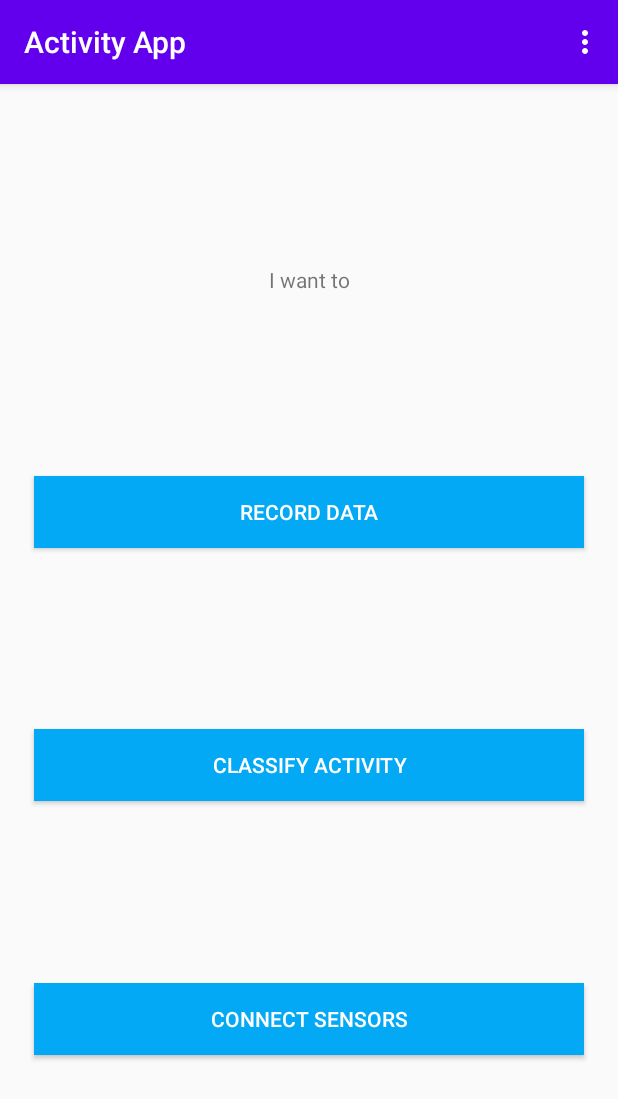
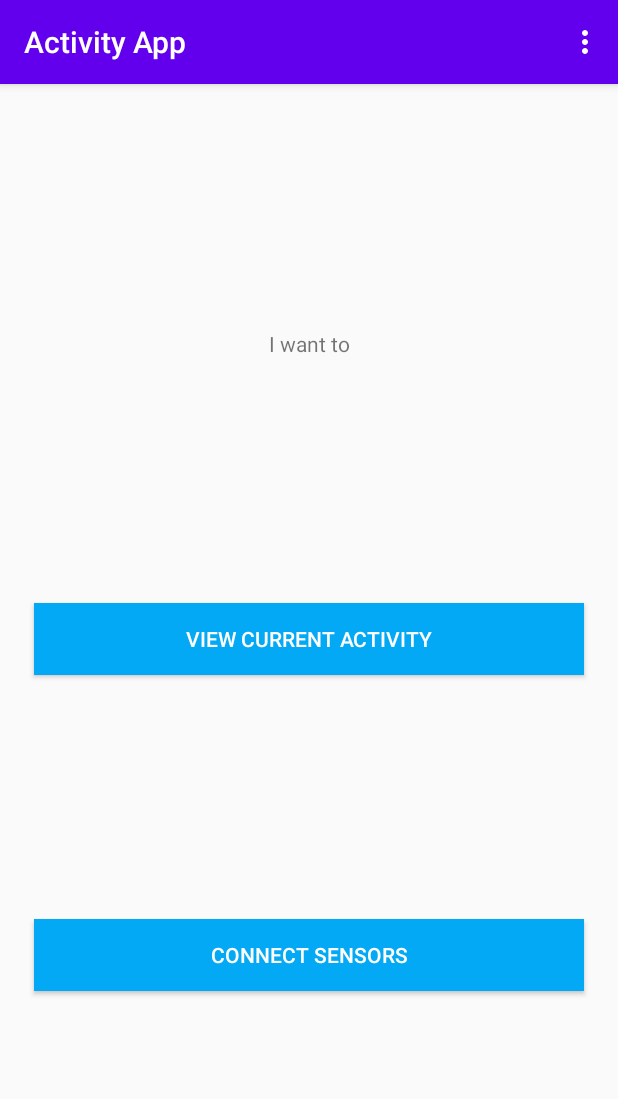
Before and after one commit to sean-comerford/ActivityApp, an Android app: the MainActivity screen opened directly, with no data from a screen before it, on a phone screen of 412 x 824 dp. Shown: the top 1099 px of the screen. Run offline under Robolectric (Android 15) with nearby library versions, the phone set to English and light mode, and no system bars.

Commit message:
Modifications to MainActivity and home screen

```diff
--- a/app/src/main/java/com/example/activityapp/MainActivity.kt
+++ b/app/src/main/java/com/example/activityapp/MainActivity.kt
@@ -29,7 +29,6 @@ class MainActivity : AppCompatActivity() {
     // buttons and textviews
     lateinit var liveProcessingButton: Button
     lateinit var pairingButton: Button
-    lateinit var recordButton: Button
 
     // permissions
     lateinit var permissionAlertDialog: AlertDialog.Builder
@@ -63,9 +62,8 @@ class MainActivity : AppCompatActivity() {
             startActivity(introIntent)
         }
 
-        liveProcessingButton = findViewById(R.id.live_button)
+        liveProcessingButton = findViewById(R.id.activity_button)
         pairingButton = findViewById(R.id.ble_button)
-        recordButton = findViewById(R.id.record_button)
 
         permissionAlertDialog = AlertDialog.Builder(this)
 
@@ -91,12 +89,8 @@ class MainActivity : AppCompatActivity() {
             val intent = Intent(this, ConnectingActivity::class.java)
             startActivity(intent)
         }
+    }
 
-        recordButton.setOnClickListener {
-            val intent = Intent(this, RecordingActivity::class.java)
-            startActivity(intent)
-        }
-    }
 
     fun setupPermissions() {
         // BLE permissions
@@ -268,7 +262,7 @@ class MainActivity : AppCompatActivity() {
                 snackbar = Snackbar
                     .make(
                         coordinatorLayout,
-                        "Storage permission needed to record sensor.",
+                        "Storage permission needed to record activity data.",
                         Snackbar.LENGTH_LONG
                     )
             }
--- a/app/src/main/res/layout/activity_main.xml
+++ b/app/src/main/res/layout/activity_main.xml
@@ -20,33 +20,20 @@
             app:layout_constraintEnd_toEndOf="parent"
             app:layout_constraintStart_toStartOf="parent"
             app:layout_constraintTop_toTopOf="parent"
-            app:layout_constraintBottom_toTopOf="@+id/record_button"/>
+            app:layout_constraintBottom_toTopOf="@+id/activity_button"/>
+
 
         <Button
-            android:id="@+id/record_button"
+            android:id="@+id/activity_button"
             android:layout_width="550px"
             android:layout_height="wrap_content"
             android:layout_marginTop="100px"
             android:background="#03A9F4"
-            android:text="Record data"
+            android:text="View Current Activity"
             android:textColor="#FFFFFF"
             app:layout_constraintEnd_toEndOf="parent"
             app:layout_constraintStart_toStartOf="parent"
             app:layout_constraintTop_toBottomOf="@+id/textView2"
-            app:layout_constraintBottom_toTopOf="@+id/live_button"/>
-
-
-        <Button
-            android:id="@+id/live_button"
-            android:layout_width="550px"
-            android:layout_height="wrap_content"
-            android:layout_marginTop="100px"
-            android:background="#03A9F4"
-            android:text="Classify Activity"
-            android:textColor="#FFFFFF"
-            app:layout_constraintEnd_toEndOf="parent"
-            app:layout_constraintStart_toStartOf="parent"
-            app:layout_constraintTop_toBottomOf="@+id/record_button"
             app:layout_constraintBottom_toTopOf="@+id/ble_button"/>
 
 
@@ -59,7 +46,7 @@
             android:layout_marginBottom="100px"
             android:background="#03A9F4"
             android:textColor="#FFFFFF"
-            app:layout_constraintTop_toBottomOf="@+id/live_button"
+            app:layout_constraintTop_toBottomOf="@+id/activity_button"
             app:layout_constraintEnd_toEndOf="parent"
             app:layout_constraintStart_toStartOf="parent"
             app:layout_constraintBottom_toBottomOf="parent"
```
